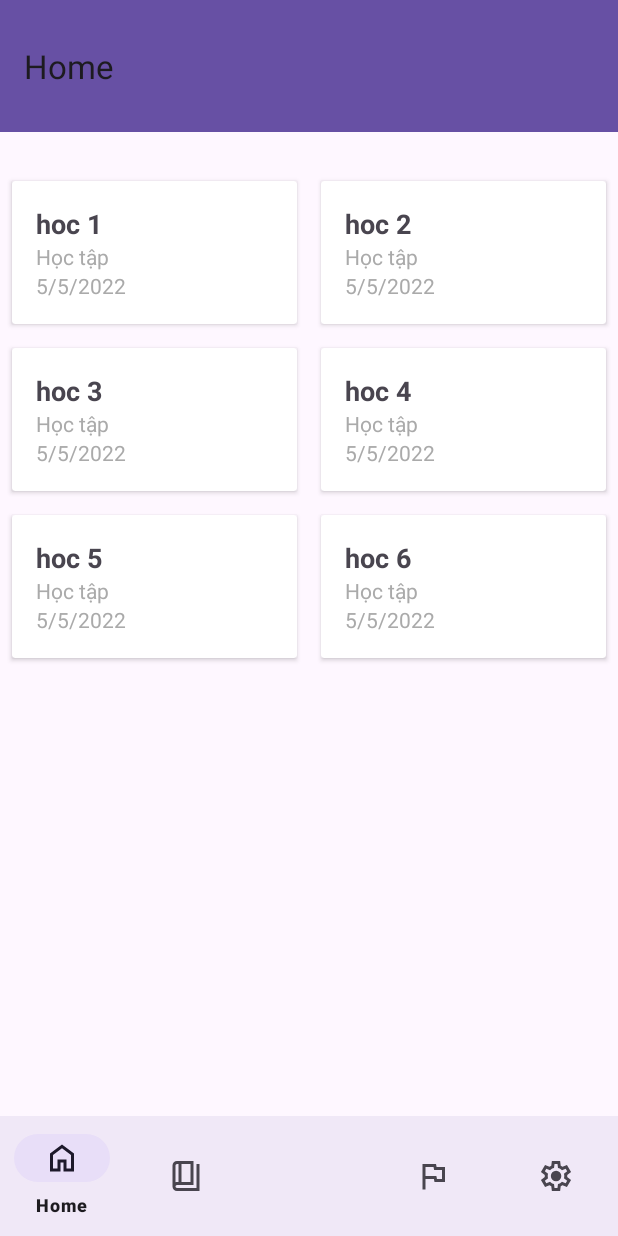
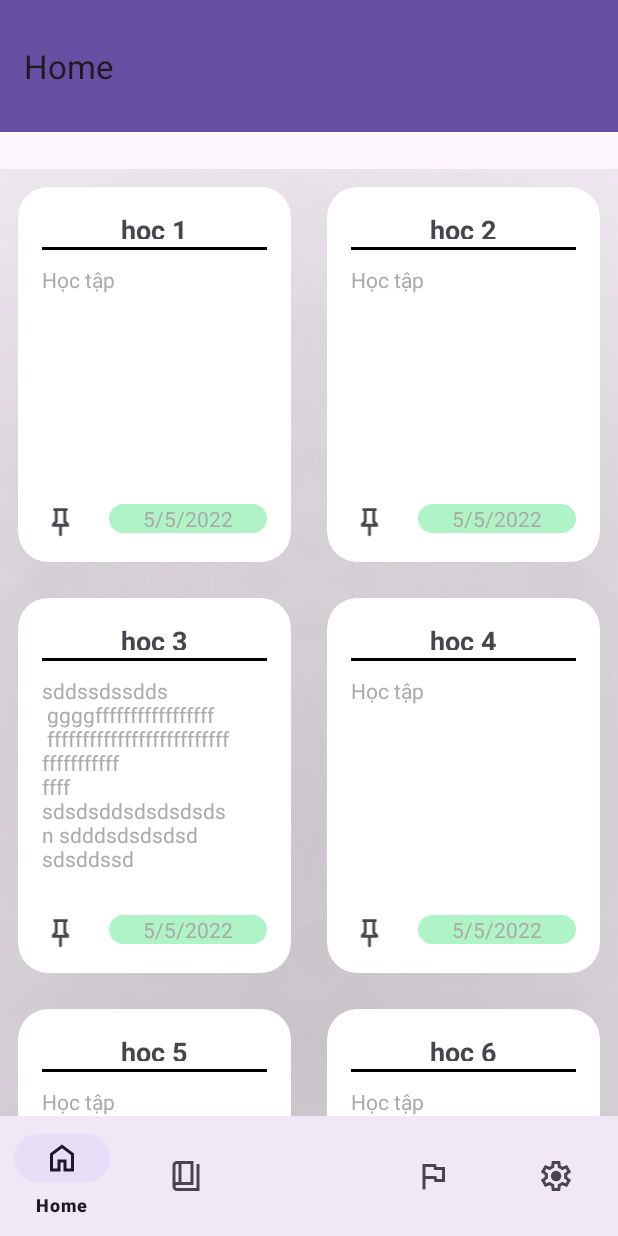
Before and after one commit to Nguyen2101346/appMobiPli, an Android app: the fragment NoteFragment placed in its activity, on a phone screen of 412 x 824 dp. Run offline under Robolectric (Android 15) with nearby library versions, the phone set to English and light mode, and no system bars.

Commit message:
Giao diện note

```diff
--- a/app/src/main/java/com/example/utilitycalendar/MainActivity.java
+++ b/app/src/main/java/com/example/utilitycalendar/MainActivity.java
@@ -6,6 +6,7 @@ import androidx.appcompat.app.AppCompatActivity;
 import androidx.appcompat.widget.Toolbar;
 import androidx.fragment.app.Fragment;
 
+import com.example.utilitycalendar.note.CategoryNoteFragment;
 import com.google.android.material.bottomnavigation.BottomNavigationView;
 
 public class MainActivity extends AppCompatActivity {
--- a/app/src/main/java/com/example/utilitycalendar/CategoryNoteFragment.java
+++ b/app/src/main/java/com/example/utilitycalendar/note/CategoryNoteFragment.java
@@ -1,4 +1,4 @@
-package com.example.utilitycalendar;
+package com.example.utilitycalendar.note;
 
 import android.os.Bundle;
 import android.view.LayoutInflater;
@@ -9,9 +9,7 @@ import androidx.fragment.app.Fragment;
 import androidx.recyclerview.widget.LinearLayoutManager;
 import androidx.recyclerview.widget.RecyclerView;
 
-import com.example.utilitycalendar.note.NoteCategory;
-import com.example.utilitycalendar.note.NoteCategoryAdapter;
-import com.example.utilitycalendar.note.NoteFragment;
+import com.example.utilitycalendar.R;
 
 import java.util.ArrayList;
 import java.util.List;
--- a/app/src/main/java/com/example/utilitycalendar/note/NoteFragment.java
+++ b/app/src/main/java/com/example/utilitycalendar/note/NoteFragment.java
@@ -36,7 +36,7 @@ public class NoteFragment extends Fragment {
         // Thêm dữ liệu mẫu
         noteList.add(new Note("1","hoc 1","Học tập", "5/5/2022"));
         noteList.add(new Note("2","hoc 2","Học tập", "5/5/2022"));
-        noteList.add(new Note("3","hoc 3","Học tập", "5/5/2022"));
+        noteList.add(new Note("3","hoc 3","sddssdssdds \n ggggfffffffffffffffff\n ffffffffffffffffffffffffff\nfffffffffff\nffff    \nsdsdsddsdsdsdsds \nn sdddsdsdsdsd \nsdsddssd\nddsdssd\n heets", "5/5/2022"));
         noteList.add(new Note("4","hoc 4","Học tập", "5/5/2022"));
         noteList.add(new Note("5","hoc 5","Học tập", "5/5/2022"));
         noteList.add(new Note("6","hoc 6","Học tập", "5/5/2022"));
--- /dev/null
+++ b/app/src/main/res/drawable/keep_24px.xml
@@ -0,0 +1,10 @@
+<vector xmlns:android="http://schemas.android.com/apk/res/android"
+    android:width="24dp"
+    android:height="24dp"
+    android:viewportWidth="960"
+    android:viewportHeight="960"
+    android:tint="?attr/colorControlNormal">
+  <path
+      android:fillColor="@android:color/white"
+      android:pathData="M640,480L720,560L720,640L520,640L520,880L480,920L440,880L440,640L240,640L240,560L320,480L320,200L280,200L280,120L680,120L680,200L640,200L640,480ZM354,560L606,560L560,514L560,200L400,200L400,514L354,560ZM480,560L480,560L480,560L480,560L480,560L480,560Z"/>
+</vector>
--- /dev/null
+++ b/app/src/main/res/drawable/radius_for_note_count.xml
@@ -0,0 +1,7 @@
+<shape xmlns:android="http://schemas.android.com/apk/res/android">
+    <solid android:color="#AFF4C6"/> <!-- Màu nền -->
+    <corners android:radius="20dp"/>
+
+
+    <!-- Bo góc với radius -->
+</shape>
--- a/app/src/main/res/layout/item_note.xml
+++ b/app/src/main/res/layout/item_note.xml
@@ -1,35 +1,81 @@
-<androidx.cardview.widget.CardView
-    xmlns:android="http://schemas.android.com/apk/res/android"
+<androidx.cardview.widget.CardView xmlns:android="http://schemas.android.com/apk/res/android"
+    xmlns:app="http://schemas.android.com/apk/res-auto"
     android:layout_width="match_parent"
-    android:layout_height="wrap_content"
-    android:layout_margin="8dp"
+    android:layout_height="250dp"
+    android:layout_margin="12dp"
+    android:focusable="true"
     android:clickable="true"
-    android:foreground="?attr/selectableItemBackground">
+    android:foreground="?attr/selectableItemBackground"
+    app:cardCornerRadius="20dp"
+    app:cardElevation="200dp">
 
     <LinearLayout
         android:layout_width="match_parent"
-        android:layout_height="wrap_content"
+        android:layout_height="match_parent"
         android:orientation="vertical"
         android:padding="16dp">
 
         <TextView
             android:id="@+id/note_title"
+            android:layout_gravity="center"
             android:layout_width="wrap_content"
             android:layout_height="wrap_content"
+            android:gravity="center"
+            android:layout_weight="0.1"
+            android:text="Flag"
             android:textSize="18sp"
-            android:textStyle="bold" />
+            android:textStyle="bold"
+            android:layout_marginBottom="5dp" />
+
+        <View
+            android:layout_width="match_parent"
+            android:layout_height="2dp"
+            android:background="#000000"
+            android:layout_marginBottom="10dp" />
+
+        <!-- Sửa EditText để không thể chỉnh sửa nhưng vẫn có thể click -->
 
         <TextView
             android:id="@+id/note_content"
-            android:layout_width="wrap_content"
-            android:layout_height="wrap_content"
+            android:layout_width="match_parent"
+            android:layout_height="match_parent"
+            android:layout_weight="0.88"
+            android:gravity="start|top"
+            android:maxLines="8"
+            android:text="sddssdssdds \n gggg"
             android:textColor="@android:color/darker_gray" />
 
-        <TextView
-            android:id="@+id/note_date"
-            android:layout_width="wrap_content"
+        <LinearLayout
+            android:layout_width="match_parent"
             android:layout_height="wrap_content"
-            android:textColor="@android:color/darker_gray" />
+            android:orientation="horizontal"
+            android:layout_weight="0.02"
+            >
 
+            <ImageView
+                android:id="@+id/note_image"
+                android:layout_width="wrap_content"
+                android:layout_height="wrap_content"
+                android:layout_gravity="center_vertical|end"
+                android:src="@drawable/keep_24px"
+                android:layout_marginEnd="20dp"
+                android:layout_weight="0.2"
+                 />
+
+            <TextView
+                android:id="@+id/note_date"
+                android:layout_width="wrap_content"
+                android:layout_height="wrap_content"
+                android:layout_gravity="end"
+                android:layout_weight="0.8"
+                android:text="F"
+                android:gravity="center"
+                android:paddingLeft="20dp"
+                android:paddingRight="20dp"
+                android:paddingTop="0dp"
+                android:paddingBottom="0dp"
+                android:background="@drawable/radius_for_note_count"
+                android:textColor="@android:color/darker_gray" />
+        </LinearLayout>
     </LinearLayout>
 </androidx.cardview.widget.CardView>
--- a/app/src/main/res/layout/note_category.xml
+++ b/app/src/main/res/layout/note_category.xml
@@ -3,5 +3,6 @@
     <androidx.recyclerview.widget.RecyclerView
         xmlns:android="http://schemas.android.com/apk/res/android"
         android:id="@+id/note_category_recycler_view"
+        android:layout_marginTop="20dp"
         android:layout_width="match_parent"
         android:layout_height="match_parent" />
```
Also changed, not shown: app/src/main/java/com/example/utilitycalendar/note/NoteCategoryAdapter.java (+7 -1 lines), app/src/main/res/drawable/shadow.xml (deleted, +0 -21 lines), app/src/main/res/layout/item_note_category.xml (+23 -15 lines).
